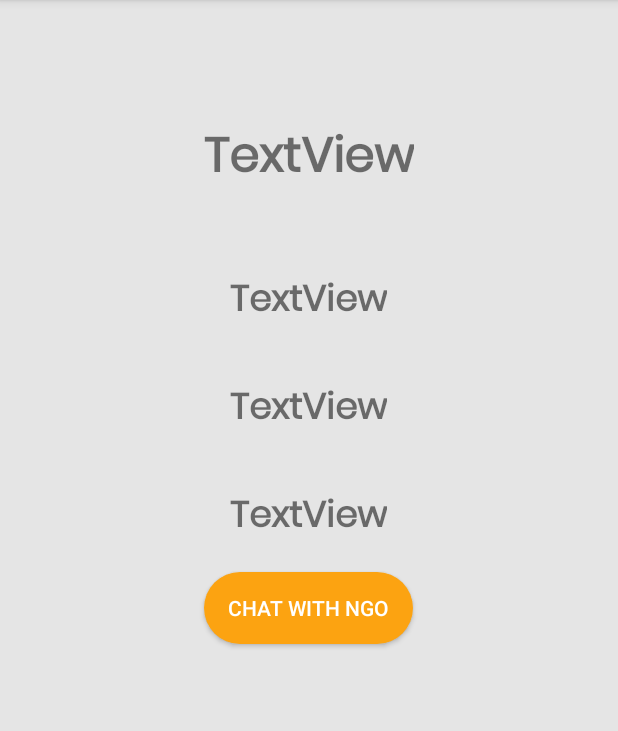
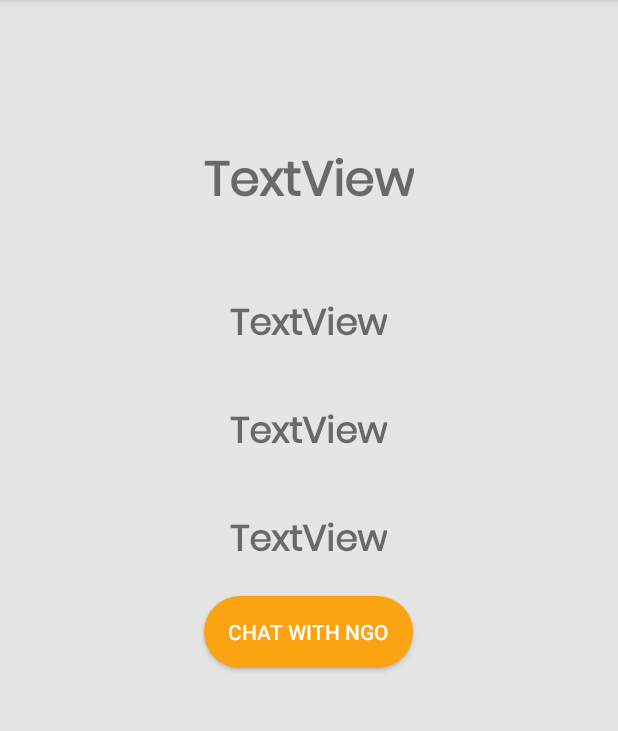
Before and after one commit to AdityaK11/Serve.io, an Android app: the NgoTaskActivity screen opened directly, with no data from a screen before it, on a phone screen of 412 x 824 dp, the part 84-815 px from its top. Run offline under Robolectric (Android 15) with nearby library versions, the light colour scheme and no system bars; 4 statements that could not run were skipped.

Commit message:
updated task detail screen layout

```diff
--- a/app/src/main/res/layout/activity_volunteer_task_details_display.xml
+++ b/app/src/main/res/layout/activity_volunteer_task_details_display.xml
@@ -6,6 +6,7 @@ android:layout_width="match_parent"
 android:layout_height="match_parent"
 android:background="@color/background"
 android:orientation="vertical"
+    android:padding="16dp"
 tools:context=".ui.VolunteerUser.activity.VolunteerTaskDetailsDisplay">
 
 
```
